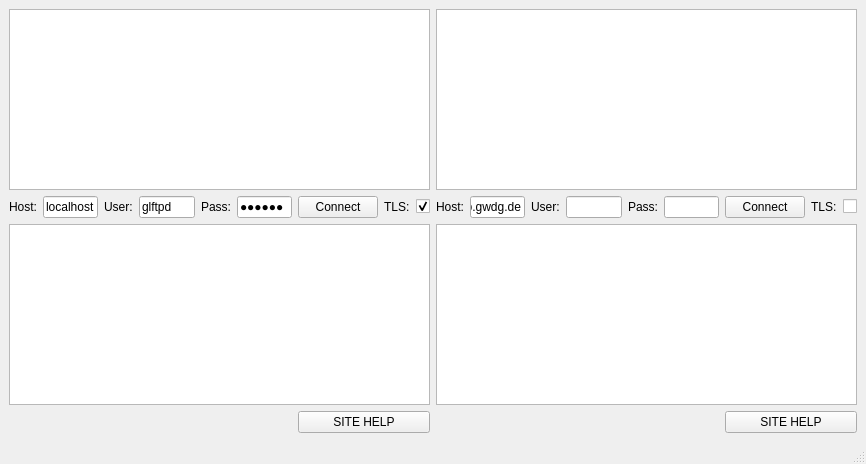
This is kasablanca-python/trunk/kasablancamainwindow.ui in BackupTheBerlios/kasablanca-svn as Qt 5 draws it before an edit. The edited form follows.
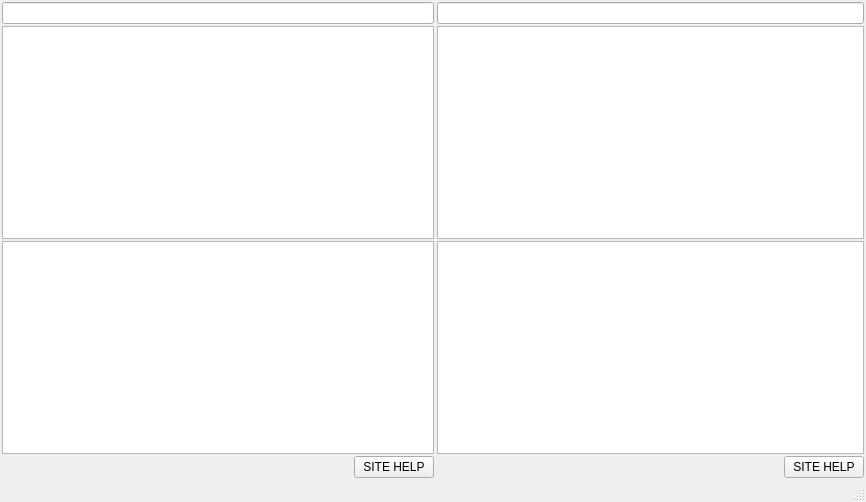
This is the edited form. Custom widgets are drawn as their Qt base class.

```diff
--- a/kasablanca-python/trunk/kasablancamainwindow.ui
+++ b/kasablanca-python/trunk/kasablancamainwindow.ui
@@ -7,15 +7,21 @@
     <x>0</x>
     <y>0</y>
     <width>866</width>
-    <height>464</height>
+    <height>502</height>
    </rect>
   </property>
   <property name="windowTitle" >
    <string>MainWindow</string>
   </property>
   <widget class="QWidget" name="centralwidget" >
-   <layout class="QGridLayout" name="gridLayout_3" >
-    <item row="0" column="0" >
+   <layout class="QHBoxLayout" name="horizontalLayout" >
+    <property name="spacing" >
+     <number>1</number>
+    </property>
+    <property name="margin" >
+     <number>1</number>
+    </property>
+    <item>
      <widget class="SessionFrame" name="frame" >
       <property name="enabled" >
        <bool>true</bool>
@@ -31,95 +37,42 @@
       </property>
       <layout class="QGridLayout" name="gridLayout" >
        <property name="margin" >
-        <number>0</number>
+        <number>1</number>
        </property>
-       <item row="2" column="0" colspan="9" >
+       <property name="spacing" >
+        <number>2</number>
+       </property>
+       <item row="0" column="0" colspan="2" >
+        <widget class="LocationBar" name="locationBar" />
+       </item>
+       <item row="2" column="0" colspan="2" >
         <widget class="QPlainTextEdit" name="logEdit" >
          <property name="textInteractionFlags" >
           <set>Qt::TextSelectableByKeyboard|Qt::TextSelectableByMouse</set>
          </property>
         </widget>
        </item>
-       <item row="3" column="6" colspan="3" >
+       <item row="3" column="0" >
+        <spacer name="horizontalSpacer" >
+         <property name="orientation" >
+          <enum>Qt::Horizontal</enum>
+         </property>
+         <property name="sizeHint" stdset="0" >
+          <size>
+           <width>370</width>
+           <height>20</height>
+          </size>
+         </property>
+        </spacer>
+       </item>
+       <item row="3" column="1" >
         <widget class="QPushButton" name="siteButton" >
          <property name="text" >
           <string>SITE HELP</string>
          </property>
         </widget>
        </item>
-       <item row="1" column="8" >
-        <widget class="QCheckBox" name="tlsCheck" >
-         <property name="text" >
-          <string/>
-         </property>
-         <property name="checked" >
-          <bool>true</bool>
-         </property>
-         <property name="tristate" >
-          <bool>false</bool>
-         </property>
-        </widget>
-       </item>
-       <item row="1" column="1" >
-        <widget class="QLineEdit" name="hostEdit" >
-         <property name="text" >
-          <string>localhost</string>
-         </property>
-        </widget>
-       </item>
-       <item row="1" column="2" >
-        <widget class="QLabel" name="label_2" >
-         <property name="text" >
-          <string>User:</string>
-         </property>
-        </widget>
-       </item>
-       <item row="1" column="3" >
-        <widget class="QLineEdit" name="userEdit" >
-         <property name="text" >
-          <string>glftpd</string>
-         </property>
-        </widget>
-       </item>
-       <item row="1" column="0" >
-        <widget class="QLabel" name="label" >
-         <property name="text" >
-          <string>Host:</string>
-         </property>
-        </widget>
-       </item>
-       <item row="1" column="5" >
-        <widget class="QLineEdit" name="passEdit" >
-         <property name="text" >
-          <string>glftpd</string>
-         </property>
-         <property name="echoMode" >
-          <enum>QLineEdit::Password</enum>
-         </property>
-        </widget>
-       </item>
-       <item row="1" column="7" >
-        <widget class="QLabel" name="label_7" >
-         <property name="text" >
-          <string>TLS:</string>
-         </property>
-        </widget>
-       </item>
-       <item row="1" column="4" >
-        <widget class="QLabel" name="label_3" >
-         <property name="text" >
-          <string>Pass:</string>
-         </property>
-        </widget>
-       </item>
-       <item row="1" column="6" >
-        <widget class="QPushButton" name="connectButton" >
-         <property name="text" >
-          <string>Connect</string>
-         </property>
-        </widget>
-       </item>
-       <item row="0" column="0" colspan="9" >
+       <item row="1" column="0" colspan="2" >
         <widget class="QTreeView" name="fileView" >
          <property name="rootIsDecorated" >
           <bool>false</bool>
@@ -135,7 +88,7 @@
       </layout>
      </widget>
     </item>
-    <item row="0" column="1" >
+    <item>
      <widget class="SessionFrame" name="frame_2" >
       <property name="frameShape" >
        <enum>QFrame::NoFrame</enum>
@@ -148,107 +101,54 @@
       </property>
       <layout class="QGridLayout" name="gridLayout_2" >
        <property name="margin" >
-        <number>0</number>
+        <number>1</number>
        </property>
-       <item row="0" column="0" colspan="9" >
-        <widget class="QTreeView" name="fileView_2" >
-         <property name="rootIsDecorated" >
-          <bool>false</bool>
-         </property>
-         <property name="itemsExpandable" >
-          <bool>false</bool>
-         </property>
-         <property name="expandsOnDoubleClick" >
-          <bool>false</bool>
-         </property>
-        </widget>
+       <property name="spacing" >
+        <number>2</number>
+       </property>
+       <item row="0" column="0" colspan="2" >
+        <widget class="LocationBar" name="locationBar_2" />
        </item>
-       <item row="1" column="0" >
-        <widget class="QLabel" name="label_5" >
-         <property name="text" >
-          <string>Host:</string>
-         </property>
-        </widget>
-       </item>
-       <item row="1" column="1" >
-        <widget class="QLineEdit" name="hostEdit_2" >
-         <property name="text" >
-          <string>ftp.gwdg.de</string>
-         </property>
-        </widget>
-       </item>
-       <item row="1" column="2" >
-        <widget class="QLabel" name="label_4" >
-         <property name="text" >
-          <string>User:</string>
-         </property>
-        </widget>
-       </item>
-       <item row="1" column="3" >
-        <widget class="QLineEdit" name="userEdit_2" >
-         <property name="text" >
-          <string/>
-         </property>
-        </widget>
-       </item>
-       <item row="1" column="4" >
-        <widget class="QLabel" name="label_6" >
-         <property name="text" >
-          <string>Pass:</string>
-         </property>
-        </widget>
-       </item>
-       <item row="1" column="5" >
-        <widget class="QLineEdit" name="passEdit_2" >
-         <property name="text" >
-          <string/>
-         </property>
-         <property name="echoMode" >
-          <enum>QLineEdit::Password</enum>
-         </property>
-        </widget>
-       </item>
-       <item row="1" column="6" >
-        <widget class="QPushButton" name="connectButton_2" >
-         <property name="text" >
-          <string>Connect</string>
-         </property>
-        </widget>
-       </item>
-       <item row="1" column="7" >
-        <widget class="QLabel" name="label_8" >
-         <property name="text" >
-          <string>TLS:</string>
-         </property>
-        </widget>
-       </item>
-       <item row="1" column="8" >
-        <widget class="QCheckBox" name="tlsCheck_2" >
-         <property name="text" >
-          <string/>
-         </property>
-         <property name="checked" >
-          <bool>false</bool>
-         </property>
-         <property name="tristate" >
-          <bool>false</bool>
-         </property>
-        </widget>
-       </item>
-       <item row="2" column="0" colspan="9" >
+       <item row="2" column="0" colspan="2" >
         <widget class="QPlainTextEdit" name="logEdit_2" >
          <property name="textInteractionFlags" >
           <set>Qt::TextSelectableByKeyboard|Qt::TextSelectableByMouse</set>
          </property>
         </widget>
        </item>
-       <item row="3" column="6" colspan="3" >
+       <item row="3" column="0" >
+        <spacer name="horizontalSpacer_2" >
+         <property name="orientation" >
+          <enum>Qt::Horizontal</enum>
+         </property>
+         <property name="sizeHint" stdset="0" >
+          <size>
+           <width>365</width>
+           <height>20</height>
+          </size>
+         </property>
+        </spacer>
+       </item>
+       <item row="3" column="1" >
         <widget class="QPushButton" name="siteButton_2" >
          <property name="text" >
           <string>SITE HELP</string>
          </property>
         </widget>
        </item>
+       <item row="1" column="0" colspan="2" >
+        <widget class="QTreeView" name="fileView_2" >
+         <property name="rootIsDecorated" >
+          <bool>false</bool>
+         </property>
+         <property name="itemsExpandable" >
+          <bool>false</bool>
+         </property>
+         <property name="expandsOnDoubleClick" >
+          <bool>false</bool>
+         </property>
+        </widget>
+       </item>
       </layout>
      </widget>
     </item>
@@ -263,6 +163,11 @@
    <header>sessionframe.h</header>
    <container>1</container>
   </customwidget>
+  <customwidget>
+   <class>LocationBar</class>
+   <extends>QLineEdit</extends>
+   <header>locationbar.h</header>
+  </customwidget>
  </customwidgets>
  <includes>
   <include location="local" >testframe.py</include>
```
Left out of the diff: 7 changed lines with no effect on the pictures.
